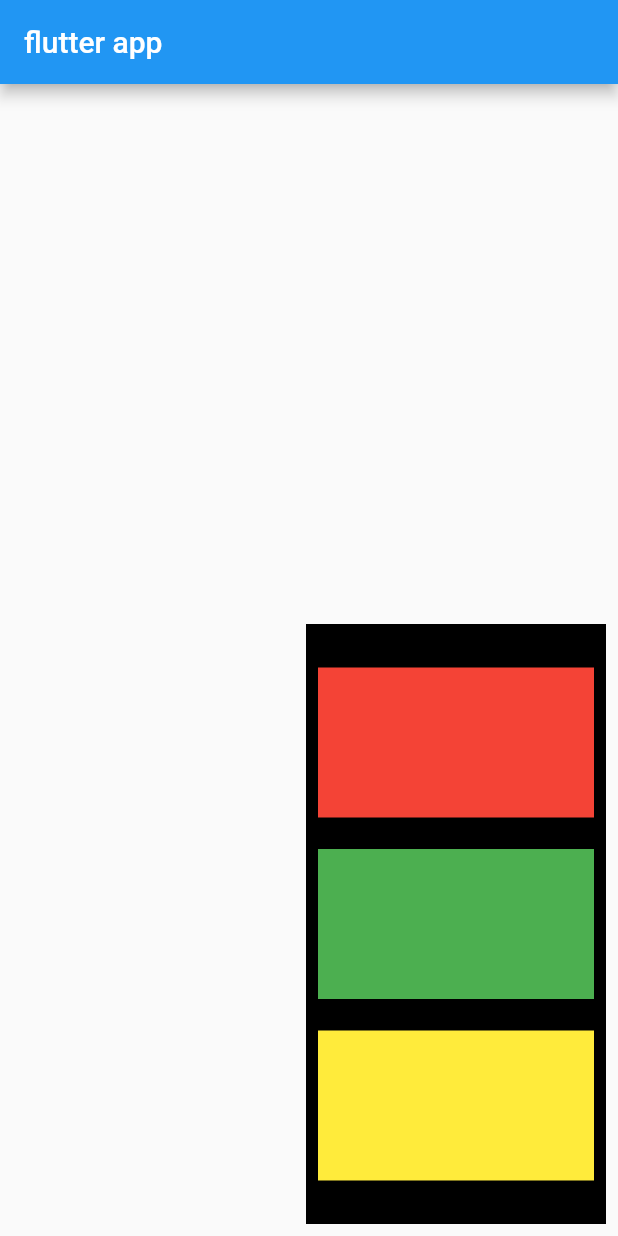
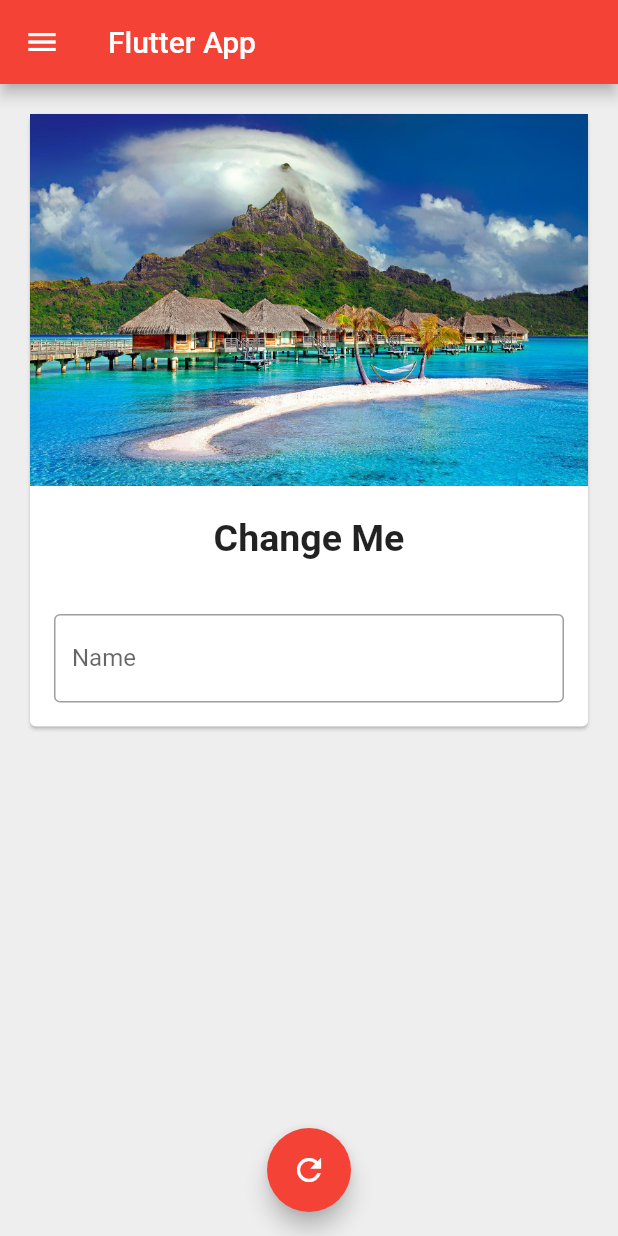
Before and after one commit to AkshatSW/flutterTutorial, a Flutter app: the screen it shows after launch, on a phone screen of 412 x 824 dp. Run offline on Flutter 3.47's test engine with Material 2 defaults, Android fonts, the phone set to English and light mode, and no system bars.

Commit message:
stateful widgets, text change kaise hoga apne aap ye sab set kiya hai ham logo ne

```diff
--- a/flutter/app/lib/main.dart
+++ b/flutter/app/lib/main.dart
@@ -1,57 +1,127 @@
-// ignore_for_file: prefer_const_constructors
+// ignore_for_file: prefer_const_constructors, use_key_in_widget_constructors, unused_field, prefer_final_fields
 
 import 'package:flutter/material.dart';
 
 void main() {
-  runApp(MaterialApp(
-    title: "First flutter app",
+  runApp(
+    MaterialApp(
+      title: "Flutter 3",
       home: HomePage(),
-  ));
+      theme: ThemeData(primarySwatch: Colors.red),
+    ),
+  );
 }
 
-class HomePage extends StatelessWidget {
+class HomePage extends StatefulWidget {
   @override
+  State<HomePage> createState() => _HomePageState();
+}
+
+class _HomePageState extends State<HomePage> {
+  @override
+  TextEditingController _nameController =
+      TextEditingController(); //_nameController me _ use karne se ye ek private value ho jayegi
+  var myText = "Change Me";
+  void initState() {
+    // TODO: implement initState
+    super.initState();
+  }
+
   Widget build(BuildContext context) {
     return Scaffold(
-      appBar: AppBar(title: Text("flutter app")),
+      backgroundColor: Colors.grey.shade200,
+      appBar: AppBar(title: Text("Flutter App")),
       body: Padding(
-        padding: const EdgeInsets.all(8.0),
-        child: Container(
-            child: Align(
-          alignment: Alignment.bottomRight,
-          child: Container(
-            width: 200,
-            height: 400,
-            color: Colors.black,
-            child: Padding(
-              padding: const EdgeInsets.all(8.0),
+        padding: const EdgeInsets.all(16.0),
+        child: SingleChildScrollView(
+          //this will make sure ki jab hamara keyboard aaye to ye usko overflow na kare
+          child: Card(
             child: Column(
-                mainAxisAlignment: MainAxisAlignment.spaceEvenly, // horizontal
-                crossAxisAlignment: CrossAxisAlignment.stretch,
-                children: [
-                  Container(
-                    padding: const EdgeInsets.all(8),
-                    width: 100,
-                    height: 100,
-                    color: Colors.red,
+              children: <Widget>[
+                Image.asset(
+                  "assets/bg.jpeg",
+                  fit: BoxFit
+                      .cover, //basically kaise fit hogi image uske liye  hai ye
+                  // width: 100,
+                  // height: 100,
                 ),
-                  Container(
-                    padding: const EdgeInsets.all(8),
-                    width: 100,
-                    height: 100,
-                    color: Colors.green,
+                SizedBox(
+                  height: 20,
+                ), //this is basically like an empty div
+                Text(
+                  myText,
+                  style: TextStyle(fontSize: 25, fontWeight: FontWeight.bold),
                 ),
-                  Container(
-                    padding: const EdgeInsets.all(8),
-                    width: 100,
-                    height: 100,
-                    color: Colors.yellow,
+                SizedBox(
+                  height: 20,
+                ),
+                Padding(
+                  padding: const EdgeInsets.all(16.0),
+                  child: TextField(
+                    controller: _nameController,
+                    keyboardType: TextInputType
+                        .text, //isko agar number kar denge to shirf number wala keyboard dikhayega
+                    // obscureText: true,
+                    //ye password fields ke liye acha option hai
+                    decoration: InputDecoration(
+                      hintText: " Enter Something Here",
+                      labelText: "Name",
+                      border: OutlineInputBorder(),
+                    ),
+                  ),
                 )
               ],
             ),
           ),
         ),
-        )),
+      ),
+      drawer: Drawer(
+        child: ListView(
+          padding: EdgeInsets.zero,
+          // ignore: prefer_const_literals_to_create_immutables
+          children: [
+            // DrawerHeader(
+            //   // ignore: sort_child_properties_last
+            //   child: Text(
+            //     "Hi, Akshat",
+            //     style: TextStyle(color: Colors.white),
+            //   ),
+            //   decoration: BoxDecoration(color: Colors.indigo),
+            // ),
+
+            UserAccountsDrawerHeader(
+              accountName: Text("Akshat Srivastava"),
+              accountEmail: Text("akshat@zariyaa.in"),
+              currentAccountPicture: CircleAvatar(
+                // child: Image.network(
+                //     "https://instagram.flko7-1.fna.fbcdn.net/v/t51.2885-19/281551560_166930375728389_901818772048826142_n.jpg?stp=dst-jpg_s150x150&_nc_ht=instagram.flko7-1.fna.fbcdn.net&_nc_cat=105&_nc_ohc=tkSk93nfHJMAX_uBaRy&edm=ABmJApABAAAA&ccb=7-5&oh=00_AT-0E6mFl40ul8okUUjHU5YgwJkvkxgX7l8P4MNVdRQqxg&oe=633A2602&_nc_sid=6136e7"), //circle nahi hoga try the below method
+                backgroundImage: NetworkImage(
+                    "https://instagram.flko7-1.fna.fbcdn.net/v/t51.2885-19/281551560_166930375728389_901818772048826142_n.jpg?stp=dst-jpg_s150x150&_nc_ht=instagram.flko7-1.fna.fbcdn.net&_nc_cat=105&_nc_ohc=tkSk93nfHJMAX_uBaRy&edm=ABmJApABAAAA&ccb=7-5&oh=00_AT-0E6mFl40ul8okUUjHU5YgwJkvkxgX7l8P4MNVdRQqxg&oe=633A2602&_nc_sid=6136e7"),
+              ),
+            ),
+            ListTile(
+              leading: Icon(Icons.person),
+              title: Text("Account"),
+              subtitle: Text('Personal'),
+              trailing: Icon(Icons.edit),
+            ),
+            ListTile(
+              leading: Icon(Icons.email),
+              title: Text("Email"),
+              subtitle: Text('Email'),
+              trailing: Icon(Icons.send),
+            )
+          ],
+        ),
+      ),
+      floatingActionButtonLocation: FloatingActionButtonLocation.centerFloat,
+      floatingActionButton: FloatingActionButton(
+        onPressed: () {
+          myText = _nameController.text;
+          setState(() {});
+          //ye method call karna padega to make sure ki change ho raha hai
+        },
+        child: Icon(Icons.refresh),
       ),
     );
   }
--- a/flutter/app/pubspec.yaml
+++ b/flutter/app/pubspec.yaml
@@ -60,8 +60,8 @@ flutter:
   uses-material-design: true
 
   # To add assets to your application, add an assets section, like this:
-  # assets:
-  #   - images/a_dot_burr.jpeg
+  assets:
+    - assets/
   #   - images/a_dot_ham.jpeg
 
   # An image asset can refer to one or more resolution-specific "variants", see
```
Also changed, not shown: flutter/app/assets/bg.jpeg (added), 1 other file. Lines whose indentation alone changed are shown as unchanged.
